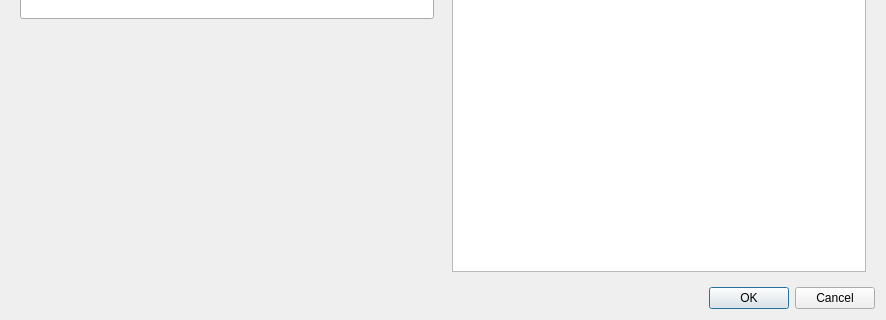
Above: ui/configwidget.ui from skriticos/tab_opener before the change; both pictures show x 0 to 886 and y 295 to 615 of the 886 by 615 pixel window. Below: the same form after it.
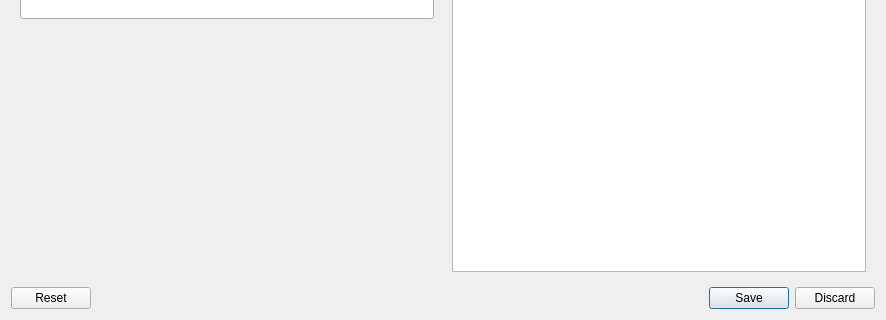
That is the form after the change. Custom widgets are drawn as their Qt base class.

```diff
--- a/ui/configwidget.ui
+++ b/ui/configwidget.ui
@@ -272,7 +272,7 @@
       <enum>Qt::Horizontal</enum>
      </property>
      <property name="standardButtons">
-      <set>QDialogButtonBox::Cancel|QDialogButtonBox::Ok</set>
+      <set>QDialogButtonBox::Discard|QDialogButtonBox::Reset|QDialogButtonBox::Save</set>
      </property>
     </widget>
    </item>
```
Left out of the diff: 2 changed lines with no effect on the pictures.
